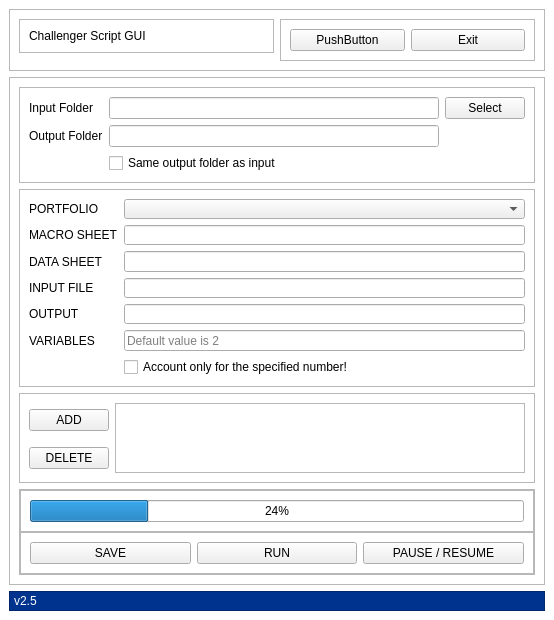
This is challenger/gui/mainWindow.ui in Gygarte/challenger as Qt 5 draws it before an edit. The edited form follows.
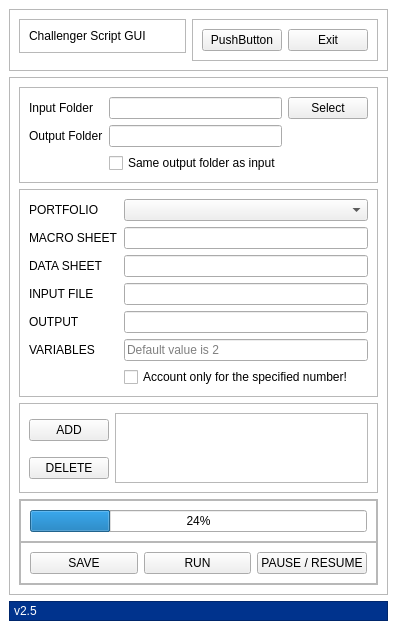
This is the edited form.

Diff of the .ui file:
```diff
--- a/challenger/gui/mainWindow.ui
+++ b/challenger/gui/mainWindow.ui
@@ -6,16 +6,10 @@
    <rect>
     <x>0</x>
     <y>0</y>
-    <width>554</width>
+    <width>296</width>
     <height>620</height>
    </rect>
   </property>
-  <property name="minimumSize">
-   <size>
-    <width>554</width>
-    <height>620</height>
-   </size>
-  </property>
   <property name="windowTitle">
    <string>MainWindow</string>
   </property>
```
